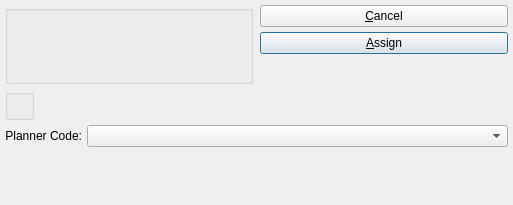
First picture: the form in guiclient/assignClassCodeToPlannerCode.ui, repository Pegasus-RPG/xtuple-client, before the edit.
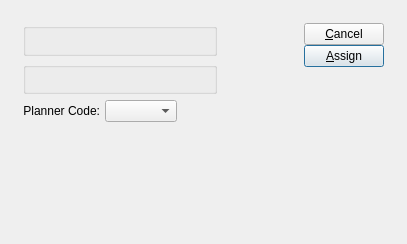
Second picture: the form after the edit. Custom widgets are drawn as their Qt base class.

Commit message: issue 8520:  Touch up layouts with tweaked clusters.

What changed in the file:
```diff
--- a/guiclient/assignClassCodeToPlannerCode.ui
+++ b/guiclient/assignClassCodeToPlannerCode.ui
@@ -14,58 +14,119 @@
    <rect>
     <x>0</x>
     <y>0</y>
-    <width>513</width>
-    <height>205</height>
+    <width>407</width>
+    <height>244</height>
    </rect>
   </property>
   <property name="windowTitle" >
    <string>Assign Items to Planner Code by Class Code</string>
   </property>
-  <layout class="QVBoxLayout" >
-   <property name="margin" >
-    <number>5</number>
-   </property>
-   <property name="spacing" >
-    <number>0</number>
-   </property>
-   <item>
-    <layout class="QVBoxLayout" >
-     <property name="margin" >
-      <number>0</number>
-     </property>
+  <layout class="QGridLayout" name="gridLayout_2" >
+   <item row="0" column="0" >
+    <layout class="QVBoxLayout" name="verticalLayout_2" >
      <property name="spacing" >
-      <number>5</number>
+      <number>12</number>
+     </property>
+     <property name="margin" >
+      <number>12</number>
      </property>
      <item>
-      <layout class="QHBoxLayout" >
-       <property name="margin" >
-        <number>0</number>
-       </property>
-       <property name="spacing" >
-        <number>7</number>
-       </property>
-       <item>
-        <widget class="ParameterGroup" name="_classCode" >
-         <property name="title" >
-          <string/>
+      <layout class="QGridLayout" name="gridLayout" >
+       <item row="0" column="0" >
+        <layout class="QVBoxLayout" name="verticalLayout" >
+         <item>
+          <widget class="ParameterGroup" name="_classCode" >
+           <property name="title" >
+            <string/>
+           </property>
+           <property name="fixedSize" >
+            <bool>false</bool>
+           </property>
+          </widget>
+         </item>
+         <item>
+          <widget class="WarehouseGroup" name="_warehouse" >
+           <property name="title" >
+            <string/>
+           </property>
+           <property name="fixedSize" >
+            <bool>false</bool>
+           </property>
+          </widget>
+         </item>
+         <item>
+          <layout class="QHBoxLayout" >
+           <property name="spacing" >
+            <number>5</number>
+           </property>
+           <property name="margin" >
+            <number>0</number>
+           </property>
+           <item>
+            <widget class="QLabel" name="_planCodeLit" >
+             <property name="text" >
+              <string>Planner Code:</string>
+             </property>
+             <property name="alignment" >
+              <set>Qt::AlignRight|Qt::AlignTrailing|Qt::AlignVCenter</set>
+             </property>
+            </widget>
+           </item>
+           <item>
+            <widget class="XComboBox" name="_planCode" >
+             <property name="sizePolicy" >
+              <sizepolicy vsizetype="Fixed" hsizetype="Expanding" >
+               <horstretch>0</horstretch>
+               <verstretch>0</verstretch>
+              </sizepolicy>
+             </property>
+            </widget>
+           </item>
+           <item>
+            <spacer name="horizontalSpacer" >
+             <property name="orientation" >
+              <enum>Qt::Horizontal</enum>
+             </property>
+             <property name="sizeHint" stdset="0" >
+              <size>
+               <width>40</width>
+               <height>20</height>
+              </size>
+             </property>
+            </spacer>
+           </item>
+          </layout>
+         </item>
+        </layout>
+       </item>
+       <item row="0" column="1" >
+        <spacer>
+         <property name="orientation" >
+          <enum>Qt::Horizontal</enum>
          </property>
-        </widget>
+         <property name="sizeType" >
+          <enum>QSizePolicy::Expanding</enum>
+         </property>
+         <property name="sizeHint" stdset="0" >
+          <size>
+           <width>0</width>
+           <height>61</height>
+          </size>
+         </property>
+        </spacer>
        </item>
-       <item>
+       <item row="0" column="2" >
         <layout class="QVBoxLayout" >
-         <property name="margin" >
-          <number>0</number>
-         </property>
          <property name="spacing" >
           <number>0</number>
          </property>
          <item>
           <layout class="QVBoxLayout" >
-           <property name="margin" >
-            <number>0</number>
-           </property>
            <property name="spacing" >
-            <number>5</number>
+            <number>0</number>
+           </property>
+           <property name="margin" >
+            <number>0</number>
            </property>
            <item>
             <widget class="QPushButton" name="_close" >
@@ -95,9 +156,9 @@
             <enum>Qt::Vertical</enum>
            </property>
            <property name="sizeType" >
-            <enum>QSizePolicy::Preferred</enum>
+            <enum>QSizePolicy::Expanding</enum>
            </property>
-           <property name="sizeHint" >
+           <property name="sizeHint" stdset="0" >
             <size>
              <width>10</width>
              <height>30</height>
@@ -110,88 +171,20 @@
       </layout>
      </item>
      <item>
-      <layout class="QHBoxLayout" >
-       <property name="margin" >
-        <number>0</number>
+      <spacer name="verticalSpacer" >
+       <property name="orientation" >
+        <enum>Qt::Vertical</enum>
        </property>
-       <property name="spacing" >
-        <number>0</number>
+       <property name="sizeHint" stdset="0" >
+        <size>
+         <width>20</width>
+         <height>0</height>
+        </size>
        </property>
-       <item>
-        <widget class="WarehouseGroup" name="_warehouse" >
-         <property name="title" >
-          <string/>
-         </property>
-        </widget>
-       </item>
-       <item>
-        <spacer>
-         <property name="orientation" >
-          <enum>Qt::Horizontal</enum>
-         </property>
-         <property name="sizeType" >
-          <enum>QSizePolicy::Expanding</enum>
-         </property>
-         <property name="sizeHint" >
-          <size>
-           <width>309</width>
-           <height>20</height>
-          </size>
-         </property>
-        </spacer>
-       </item>
-      </layout>
-     </item>
-     <item>
-      <layout class="QHBoxLayout" >
-       <property name="margin" >
-        <number>0</number>
-       </property>
-       <property name="spacing" >
-        <number>5</number>
-       </property>
-       <item>
-        <widget class="QLabel" name="_planCodeLit" >
-         <property name="text" >
-          <string>Planner Code:</string>
-         </property>
-         <property name="alignment" >
-          <set>Qt::AlignRight|Qt::AlignTrailing|Qt::AlignVCenter</set>
-         </property>
-        </widget>
-       </item>
-       <item>
-        <widget class="XComboBox" name="_planCode" >
-         <property name="sizePolicy" >
-          <sizepolicy>
-           <hsizetype>7</hsizetype>
-           <vsizetype>0</vsizetype>
-           <horstretch>0</horstretch>
-           <verstretch>0</verstretch>
-          </sizepolicy>
-         </property>
-        </widget>
-       </item>
-      </layout>
+      </spacer>
      </item>
     </layout>
    </item>
-   <item>
-    <spacer>
-     <property name="orientation" >
-      <enum>Qt::Vertical</enum>
-     </property>
-     <property name="sizeType" >
-      <enum>QSizePolicy::Expanding</enum>
-     </property>
-     <property name="sizeHint" >
-      <size>
-       <width>20</width>
-       <height>16</height>
-      </size>
-     </property>
-    </spacer>
-   </item>
   </layout>
  </widget>
  <layoutdefault spacing="6" margin="11" />
```
Left out of the diff: 12 changed lines with no effect on the pictures. The commit also changes 34 other files.
